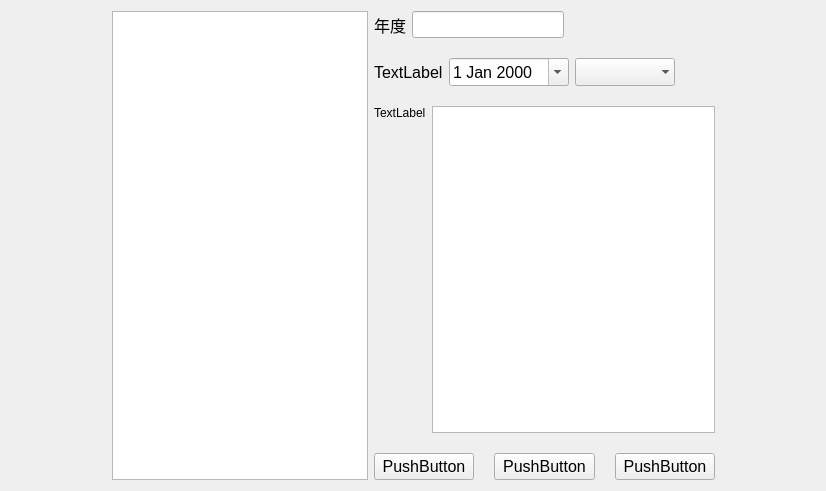
First picture: the form in FML/view/mainframe/paramgrholiday.ui, repository ruofeng216/fmlnew, before the edit.
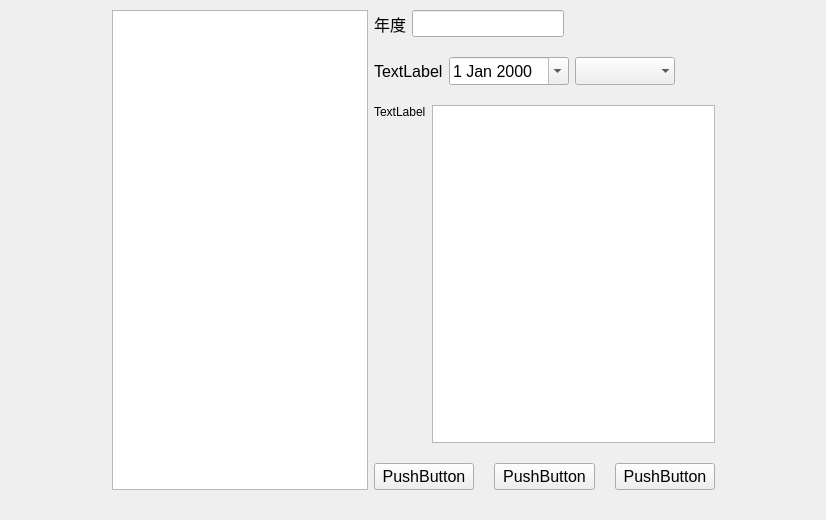
Second picture: the form after the edit.

```diff
--- a/FML/view/mainframe/paramgrholiday.ui
+++ b/FML/view/mainframe/paramgrholiday.ui
@@ -7,13 +7,19 @@
     <x>0</x>
     <y>0</y>
     <width>826</width>
-    <height>491</height>
+    <height>520</height>
    </rect>
   </property>
   <property name="windowTitle">
    <string>ParaMgrHoliday</string>
   </property>
   <layout class="QGridLayout" name="gridLayout">
+   <property name="topMargin">
+    <number>10</number>
+   </property>
+   <property name="bottomMargin">
+    <number>30</number>
+   </property>
    <item row="0" column="0">
     <spacer name="horizontalSpacer">
      <property name="orientation">
```
